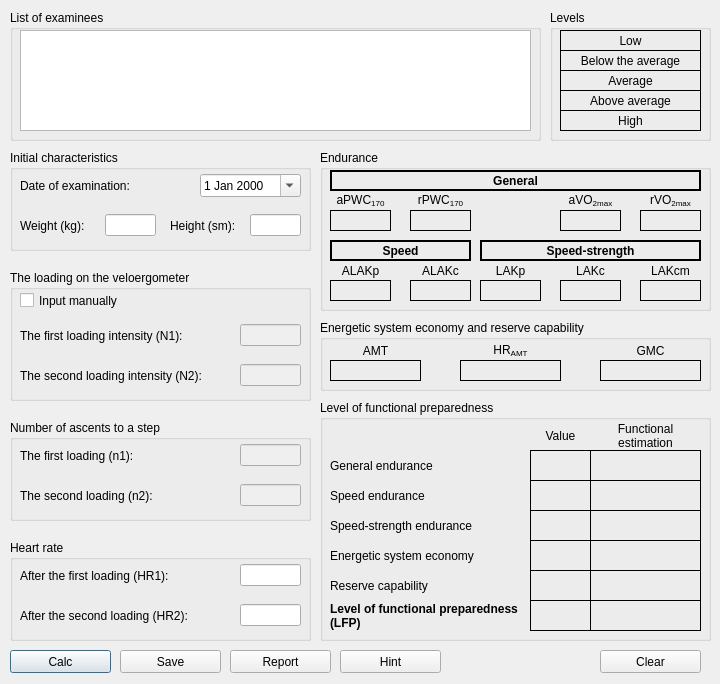
Before: the Qt Designer form shvsm/shvsmcreatedialog.ui in SeregaGomen/shvsm, drawn with Qt 5.
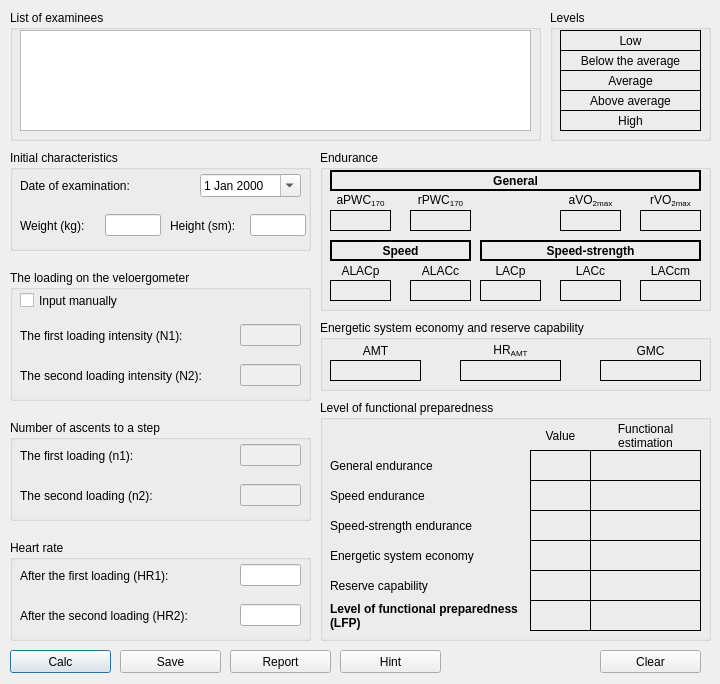
After: the same form once the commit is applied.

Patch:
```diff
--- a/shvsm/shvsmcreatedialog.ui
+++ b/shvsm/shvsmcreatedialog.ui
@@ -127,7 +127,7 @@
      <rect>
       <x>95</x>
       <y>60</y>
-      <width>51</width>
+      <width>56</width>
       <height>31</height>
      </rect>
     </property>
@@ -161,7 +161,7 @@
      <rect>
       <x>240</x>
       <y>60</y>
-      <width>51</width>
+      <width>56</width>
       <height>31</height>
      </rect>
     </property>
@@ -774,7 +774,7 @@
      <item>
       <widget class="QLabel" name="label_19">
        <property name="text">
-        <string>ALAKp</string>
+        <string>ALACp</string>
        </property>
        <property name="alignment">
         <set>Qt::AlignCenter</set>
@@ -824,7 +824,7 @@
      <item>
       <widget class="QLabel" name="label_20">
        <property name="text">
-        <string>ALAKc</string>
+        <string>ALACc</string>
        </property>
        <property name="alignment">
         <set>Qt::AlignCenter</set>
@@ -874,7 +874,7 @@
      <item>
       <widget class="QLabel" name="label_21">
        <property name="text">
-        <string>LAKp</string>
+        <string>LACp</string>
        </property>
        <property name="alignment">
         <set>Qt::AlignCenter</set>
@@ -924,7 +924,7 @@
      <item>
       <widget class="QLabel" name="label_22">
        <property name="text">
-        <string>LAKc</string>
+        <string>LACc</string>
        </property>
        <property name="alignment">
         <set>Qt::AlignCenter</set>
@@ -1002,7 +1002,7 @@
      <item>
       <widget class="QLabel" name="label_33">
        <property name="text">
-        <string>LAKcm</string>
+        <string>LACcm</string>
        </property>
        <property name="alignment">
         <set>Qt::AlignCenter</set>
```
